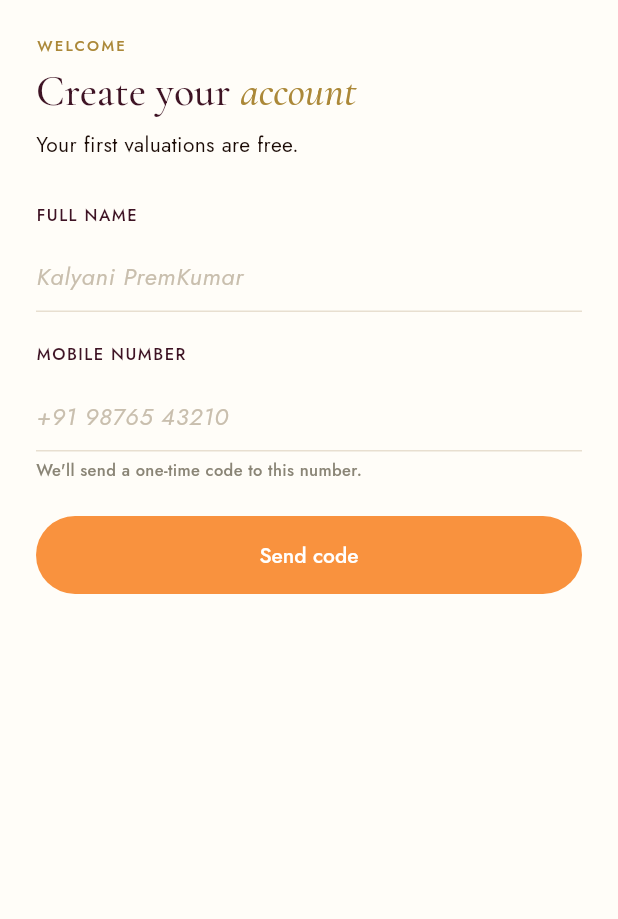
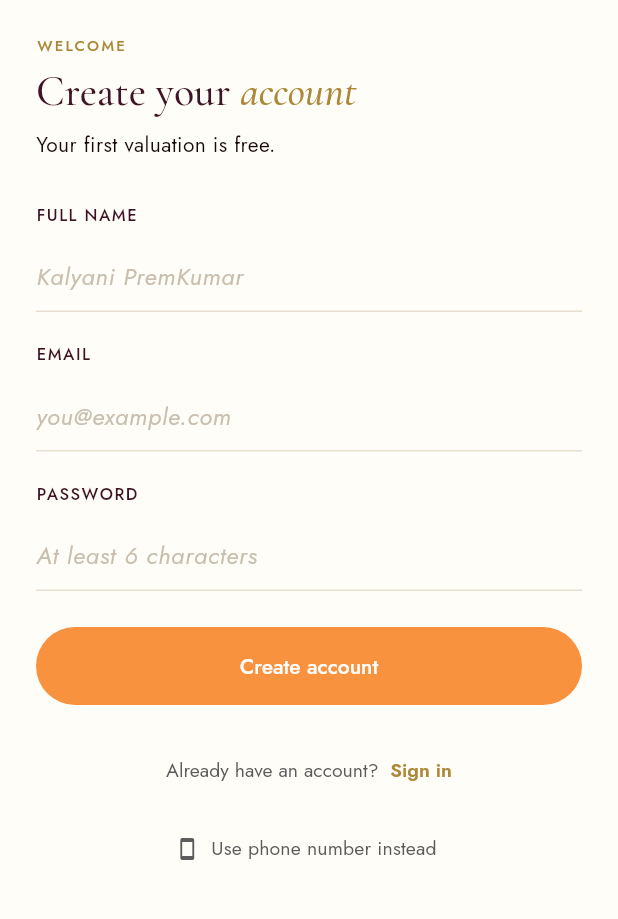
Before and after one commit to Kalyanipremkumar/vaayu, a Flutter app: the RegisterScreen screen opened by its route, on a phone screen of 412 x 824 dp, the part 84-1003 px from its top. Run offline on Flutter 3.47's test engine with Material 3 defaults, Android fonts, the phone set to English and light mode, and no system bars; our stand-ins replace flutter_riverpod, go_router, google_fonts, image_picker, shared_preferences, supabase_flutter; missing offline and left inert: razorpay_flutter; accounts and stored records are empty.

Commit message:
feat(mobile): email/password auth + phone OTP option
Fixes the unsupported_phone_provider (400) error when no SMS provider is
configured in Supabase. Email/password is now the primary path (sign in /
create account, forgot-password), with "Use phone number instead" switching to
the existing phone OTP flow. Handles email-confirmation-on (no session →
prompts to confirm & sign in) and maps the phone-provider error to a clear hint.

Co-Authored-By: Claude Opus 4.8 <noreply@anthropic.com>

```diff
--- a/mobile/lib/screens/auth/register_screen.dart
+++ b/mobile/lib/screens/auth/register_screen.dart
@@ -1,7 +1,9 @@
 import 'package:flutter/material.dart';
 import 'package:flutter_riverpod/flutter_riverpod.dart';
+import 'package:go_router/go_router.dart';
 
 import '../../state/auth.dart';
+import '../../theme/app_colors.dart';
 import '../../theme/app_typography.dart';
 import '../../widgets/buttons.dart';
 import '../../widgets/common.dart';
@@ -9,7 +11,9 @@ import '../../widgets/vaayu_app_bar.dart';
 import '../../widgets/vaayu_text_field.dart';
 import 'otp_screen.dart';
 
-/// Screen 02 — Create account (phone). Sends a one-time code.
+/// Screen 02 — Auth. Email + password is the primary path (works with no SMS
+/// provider); phone OTP is offered as an option for once Supabase phone auth is
+/// configured.
 class RegisterScreen extends ConsumerStatefulWidget {
   const RegisterScreen({super.key});
 
@@ -18,41 +22,124 @@ class RegisterScreen extends ConsumerStatefulWidget {
 }
 
 class _RegisterScreenState extends ConsumerState<RegisterScreen> {
+  bool _usePhone = false;
+  bool _isSignUp = true; // email mode: create account vs sign in
+
   final _name = TextEditingController();
+  final _email = TextEditingController();
+  final _password = TextEditingController();
   final _phone = TextEditingController();
+
   bool _loading = false;
   String? _error;
+  String? _info;
 
   @override
   void dispose() {
     _name.dispose();
+    _email.dispose();
+    _password.dispose();
     _phone.dispose();
     super.dispose();
   }
 
-  String _normalized() {
+  void _reset() => setState(() {
+        _error = null;
+        _info = null;
+      });
+
+  // ── Email / password ───────────────────────────────────────────────────────
+  Future<void> _submitEmail() async {
+    final email = _email.text.trim();
+    final pw = _password.text;
+    if (!email.contains('@') || email.length < 5) {
+      return setState(() => _error = 'Enter a valid email address.');
+    }
+    if (pw.length < 6) {
+      return setState(() => _error = 'Password must be at least 6 characters.');
+    }
+    setState(() {
+      _loading = true;
+      _error = null;
+      _info = null;
+    });
+    try {
+      final auth = ref.read(authServiceProvider);
+      if (_isSignUp) {
+        final res = await auth.signUp(email, pw, _name.text.trim());
+        if (res.session == null) {
+          // Email confirmation is on — no session yet.
+          setState(() {
+            _isSignUp = false;
+            _info = 'Account created. Check your email to confirm, then sign in.';
+          });
+          return;
+        }
+      } else {
+        await auth.signIn(email, pw);
+      }
+      if (!mounted) return;
+      context.go('/');
+    } catch (e) {
+      if (mounted) setState(() => _error = _clean(e));
+    } finally {
+      if (mounted) setState(() => _loading = false);
+    }
+  }
+
+  Future<void> _forgotPassword() async {
+    final email = _email.text.trim();
+    if (!email.contains('@')) {
+      return setState(() => _error = 'Enter your email above first.');
+    }
+    setState(() {
+      _loading = true;
+      _error = null;
+      _info = null;
+    });
+    try {
+      await ref.read(authServiceProvider).sendPasswordReset(email);
+      if (mounted) setState(() => _info = 'Password reset link sent to $email.');
+    } catch (e) {
+      if (mounted) setState(() => _error = _clean(e));
+    } finally {
+      if (mounted) setState(() => _loading = false);
+    }
+  }
+
+  // ── Phone OTP ───────────────────────────────────────────────────────────────
+  String _normalizedPhone() {
     var p = _phone.text.trim().replaceAll(RegExp(r'[\s-]'), '');
     if (!p.startsWith('+')) p = '+91$p';
     return p;
   }
 
-  Future<void> _send() async {
+  Future<void> _sendOtp() async {
     final digits = _phone.text.replaceAll(RegExp(r'\D'), '');
     if (digits.length < 10) return setState(() => _error = 'Enter a valid mobile number.');
     setState(() {
       _loading = true;
       _error = null;
+      _info = null;
     });
     try {
-      final phone = _normalized();
+      final phone = _normalizedPhone();
       await ref.read(authServiceProvider).sendPhoneOtp(phone, fullName: _name.text.trim());
       if (!mounted) return;
       Navigator.of(context).push(MaterialPageRoute(builder: (_) => OtpScreen(phone: phone)));
     } catch (e) {
-      if (mounted) setState(() => _error = e.toString().replaceFirst('Exception: ', ''));
+      if (mounted) setState(() => _error = _clean(e));
     } finally {
       if (mounted) setState(() => _loading = false);
     }
+  }
+
+  String _clean(Object e) {
+    final msg = e.toString().replaceFirst('Exception: ', '');
+    if (msg.contains('unsupported_phone_provider') || msg.contains('phone provider')) {
+      return 'Phone sign-in isn’t enabled yet. Please use email instead.';
+    }
+    return msg;
   }
 
   @override
@@ -65,17 +152,77 @@ class _RegisterScreenState extends ConsumerState<RegisterScreen> {
           child: Column(
             crossAxisAlignment: CrossAxisAlignment.stretch,
             children: [
-              const EyebrowLabel('Welcome'),
+              EyebrowLabel(_usePhone
+                  ? 'Welcome'
+                  : (_isSignUp ? 'Welcome' : 'Welcome back')),
               const SizedBox(height: 6),
               RichText(
                 text: TextSpan(style: AppTypography.displaySmall, children: [
-                  const TextSpan(text: 'Create your '),
-                  TextSpan(text: 'account', style: AppTypography.emphasis(AppTypography.displaySmall)),
+                  TextSpan(text: _isSignUp && !_usePhone ? 'Create your ' : 'Sign '),
+                  TextSpan(
+                      text: _isSignUp && !_usePhone ? 'account' : 'in',
+                      style: AppTypography.emphasis(AppTypography.displaySmall)),
                 ]),
               ),
               const SizedBox(height: 8),
-              Text('Your first valuations are free.', style: AppTypography.bodyMedium),
+              Text('Your first valuation is free.', style: AppTypography.bodyMedium),
               const SizedBox(height: 28),
+
+              if (_usePhone) ..._phoneForm() else ..._emailForm(),
+
+              if (_info != null) ...[const SizedBox(height: 16), SuccessBanner(_info!)],
+              if (_error != null) ...[const SizedBox(height: 16), ErrorBanner(_error!)],
+
+              const SizedBox(height: 24),
+              PrimaryButton(
+                label: _usePhone
+                    ? 'Send code'
+                    : (_isSignUp ? 'Create account' : 'Sign in'),
+                loading: _loading,
+                onPressed: _usePhone ? _sendOtp : _submitEmail,
+              ),
+
+              const SizedBox(height: 20),
+              _switcher(),
+            ],
+          ),
+        ),
+      ),
+    );
+  }
+
+  List<Widget> _emailForm() => [
+        if (_isSignUp) ...[
+          VaayuTextField(
+              label: 'Full name',
+              controller: _name,
+              hint: 'Kalyani PremKumar',
+              textCapitalization: TextCapitalization.words),
+          const SizedBox(height: 20),
+        ],
+        VaayuTextField(
+            label: 'Email',
+            controller: _email,
+            hint: 'you@example.com',
+            keyboardType: TextInputType.emailAddress,
+            onChanged: (_) => _reset()),
+        const SizedBox(height: 20),
+        VaayuTextField(
+            label: 'Password',
+            controller: _password,
+            hint: 'At least 6 characters',
+            obscureText: true,
+            onChanged: (_) => _reset()),
+        if (!_isSignUp) ...[
+          const SizedBox(height: 8),
+          Align(
+            alignment: Alignment.centerRight,
+            child: TertiaryButton(label: 'Forgot password?', onPressed: _forgotPassword),
+          ),
+        ],
+      ];
+
+  List<Widget> _phoneForm() => [
         VaayuTextField(
             label: 'Full name',
             controller: _name,
@@ -88,13 +235,39 @@ class _RegisterScreenState extends ConsumerState<RegisterScreen> {
             hint: '+91 98765 43210',
             keyboardType: TextInputType.phone,
             helper: "We'll send a one-time code to this number."),
-              const SizedBox(height: 24),
-              if (_error != null) ...[ErrorBanner(_error!), const SizedBox(height: 16)],
-              PrimaryButton(label: 'Send code', loading: _loading, onPressed: _send),
-            ],
+      ];
+
+  Widget _switcher() => Column(children: [
+        if (!_usePhone)
+          Center(
+            child: TextButton(
+              onPressed: () => setState(() {
+                _isSignUp = !_isSignUp;
+                _reset();
+              }),
+              child: RichText(
+                text: TextSpan(style: AppTypography.bodySmall.copyWith(color: AppColors.grey600), children: [
+                  TextSpan(text: _isSignUp ? 'Already have an account?  ' : 'New to Vaayu?  '),
+                  TextSpan(
+                      text: _isSignUp ? 'Sign in' : 'Create account',
+                      style: AppTypography.bodySmall
+                          .copyWith(color: AppColors.gold, fontWeight: FontWeight.w600)),
+                ]),
               ),
             ),
           ),
-    );
+        const SizedBox(height: 4),
+        Center(
+          child: TextButton.icon(
+            onPressed: () => setState(() {
+              _usePhone = !_usePhone;
+              _reset();
+            }),
+            icon: Icon(_usePhone ? Icons.mail_outline : Icons.smartphone,
+                size: 16, color: AppColors.grey600),
+            label: Text(_usePhone ? 'Use email instead' : 'Use phone number instead',
+                style: AppTypography.bodySmall.copyWith(color: AppColors.grey600)),
+          ),
+        ),
+      ]);
 }
-}
```
Lines whose indentation alone changed are shown as unchanged.
